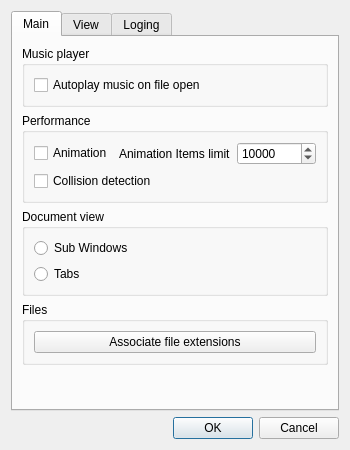
Before: the Qt Designer form Editor/main_window/appsettings.ui in WohlSoft/Moondust-Project, drawn with Qt 5.
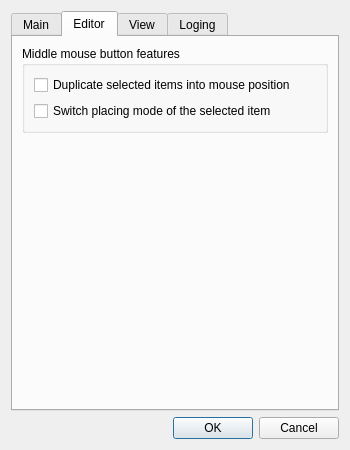
After: the same form once the commit is applied. The open tabs and pages were chosen to show the change. Icons and pictures are not drawn.

Commit message: Added template for Editor Settings

The edit to the form file:
```diff
--- a/Editor/main_window/appsettings.ui
+++ b/Editor/main_window/appsettings.ui
@@ -105,7 +105,7 @@
              <number>999999999</number>
             </property>
             <property name="value">
-             <number>10000</number>
+             <number>25000</number>
             </property>
            </widget>
           </item>
@@ -132,18 +132,87 @@
           <string>Files</string>
          </property>
          <layout class="QGridLayout" name="gridLayout_6">
-          <item row="0" column="0">
+          <item row="0" column="1">
            <widget class="QPushButton" name="AssociateFiles">
             <property name="text">
              <string>Associate file extensions</string>
             </property>
            </widget>
           </item>
+          <item row="0" column="0">
+           <spacer name="horizontalSpacer">
+            <property name="orientation">
+             <enum>Qt::Horizontal</enum>
+            </property>
+            <property name="sizeHint" stdset="0">
+             <size>
+              <width>40</width>
+              <height>20</height>
+             </size>
+            </property>
+           </spacer>
+          </item>
+          <item row="0" column="2">
+           <spacer name="horizontalSpacer_2">
+            <property name="orientation">
+             <enum>Qt::Horizontal</enum>
+            </property>
+            <property name="sizeHint" stdset="0">
+             <size>
+              <width>40</width>
+              <height>20</height>
+             </size>
+            </property>
+           </spacer>
+          </item>
          </layout>
         </widget>
        </item>
       </layout>
      </widget>
+     <widget class="QWidget" name="tabEditor">
+      <attribute name="title">
+       <string>Editor</string>
+      </attribute>
+      <layout class="QGridLayout" name="gridLayout_10">
+       <item row="0" column="0">
+        <widget class="QGroupBox" name="groupBox_6">
+         <property name="title">
+          <string>Middle mouse button features</string>
+         </property>
+         <layout class="QVBoxLayout" name="verticalLayout_2">
+          <item>
+           <widget class="QCheckBox" name="Editor_Mid_AllowDupe">
+            <property name="text">
+             <string>Duplicate selected items into mouse position</string>
+            </property>
+           </widget>
+          </item>
+          <item>
+           <widget class="QCheckBox" name="Editor_Mid_AllowPlacing">
+            <property name="text">
+             <string>Switch placing mode of the selected item</string>
+            </property>
+           </widget>
+          </item>
+         </layout>
+        </widget>
+       </item>
+       <item row="1" column="0">
+        <spacer name="verticalSpacer_4">
+         <property name="orientation">
+          <enum>Qt::Vertical</enum>
+         </property>
+         <property name="sizeHint" stdset="0">
+          <size>
+           <width>20</width>
+           <height>40</height>
+          </size>
+         </property>
+        </spacer>
+       </item>
+      </layout>
+     </widget>
      <widget class="QWidget" name="tabView">
       <attribute name="title">
        <string>View</string>
```
Left out of the diff: 2 changed lines with no effect on the pictures.
